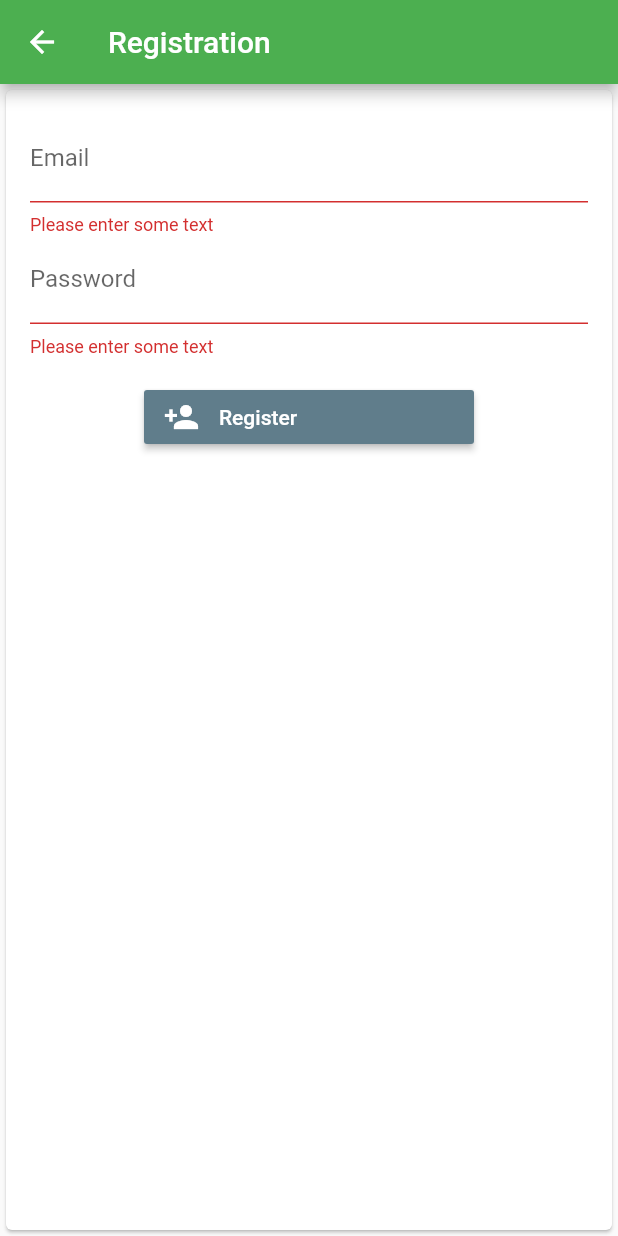
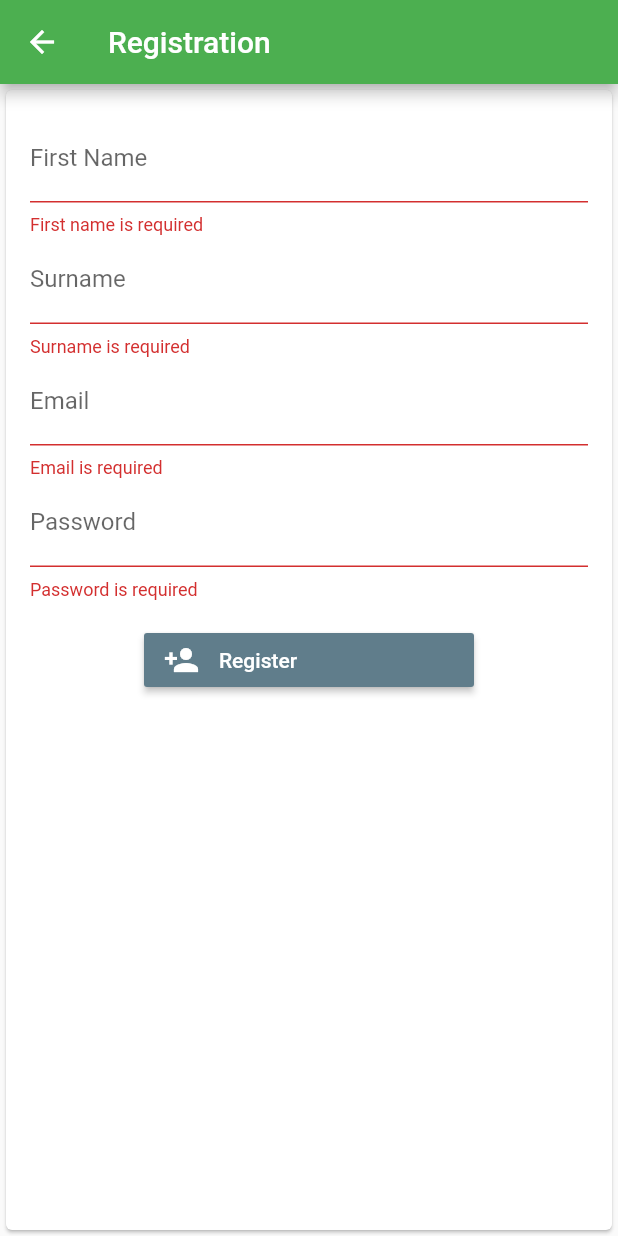
Before and after one commit to topogibra/l5_iot, a Flutter app: the RegisterPage screen opened directly, after a tap on "Register", on a phone screen of 412 x 824 dp. Run offline on Flutter 3.47's test engine with Material 2 defaults, Android fonts, the phone set to English and light mode, and no system bars; our stand-ins replace firebase_auth, firebase_core, flutter_signin_button; accounts and stored records are empty.

Commit message:
Add register

```diff
--- /dev/null
+++ b/lib/model/user.dart
@@ -0,0 +1,69 @@
+import 'dart:core';
+
+import 'package:firebase_auth/firebase_auth.dart';
+
+class ErrorMessage {
+  String message;
+  bool error;
+  ErrorMessage({required this.message, required this.error});
+}
+
+class UserModel {
+  static late String name, surname, email, uuid;
+  static final UserModel _singleton = UserModel._internal();
+
+  static bool authenticated = false;
+
+  factory UserModel() {
+    return _singleton;
+  }
+
+  static update(String name, String surname, String email, String uuid) {
+    UserModel.name = name;
+    UserModel.surname = surname;
+    UserModel.email = email;
+    UserModel.uuid = uuid;
+    UserModel.authenticated = true;
+  }
+
+  static Future<ErrorMessage> register(
+      String name, String surname, String email, String password) async {
+    ErrorMessage result = ErrorMessage(message: "", error: false);
+    final FirebaseAuth _auth = FirebaseAuth.instance;
+    try {
+      final UserCredential userCredential = (await _auth
+          .createUserWithEmailAndPassword(email: email, password: password));
+      User? user = userCredential.user;
+      await user!.updateDisplayName(name + " " + surname);
+      user = _auth.currentUser;
+      List<String> userName = user!.displayName!.split(" ");
+      UserModel.name = userName[0];
+      UserModel.surname = userName[1];
+      UserModel.email = user.email!;
+      UserModel.uuid = user.uid;
+      UserModel.authenticated = true;
+      result.message = "Successfully registered $email";
+    } on FirebaseAuthException catch (e) {
+      result.error = true;
+      if (e.code == "weak-password") {
+        result.message = "Password weak";
+      } else if (e.code == "email-already-in-use") {
+        result.message = "There is an account for this email";
+      }
+    } catch (e) {
+      print(e);
+      await _auth.currentUser?.delete();
+    }
+    return result;
+  }
+
+  static reset() {
+    UserModel.name = "";
+    UserModel.surname = "";
+    UserModel.email = "";
+    UserModel.uuid = "";
+    UserModel.authenticated = false;
+  }
+
+  UserModel._internal();
+}
--- a/lib/pages/registerPage.dart
+++ b/lib/pages/registerPage.dart
@@ -6,8 +6,7 @@
 import 'package:flutter/material.dart';
 import 'package:firebase_auth/firebase_auth.dart';
 import 'package:flutter_signin_button/button_builder.dart';
-
-final FirebaseAuth _auth = FirebaseAuth.instance;
+import 'package:l5_iot/model/user.dart';
 
 /// Entrypoint example for registering via Email/Password.
 class RegisterPage extends StatefulWidget {
@@ -20,11 +19,11 @@ class RegisterPage extends StatefulWidget {
 
 class _RegisterPageState extends State<RegisterPage> {
   final GlobalKey<FormState> _formKey = GlobalKey<FormState>();
+  final TextEditingController _firstNameController = TextEditingController();
+  final TextEditingController _surnameController = TextEditingController();
   final TextEditingController _emailController = TextEditingController();
   final TextEditingController _passwordController = TextEditingController();
-
-  bool? _success;
-  String _userEmail = '';
+  ErrorMessage _errorMessage = ErrorMessage(message: "", error: false);
 
   @override
   Widget build(BuildContext context) {
@@ -41,11 +40,31 @@ class _RegisterPageState extends State<RegisterPage> {
               crossAxisAlignment: CrossAxisAlignment.start,
               children: <Widget>[
                 TextFormField(
+                  controller: _firstNameController,
+                  decoration: const InputDecoration(labelText: 'First Name'),
+                  validator: (String? value) {
+                    if (value!.isEmpty) {
+                      return 'First name is required';
+                    }
+                    return null;
+                  },
+                ),
+                TextFormField(
+                  controller: _surnameController,
+                  decoration: const InputDecoration(labelText: 'Surname'),
+                  validator: (String? value) {
+                    if (value!.isEmpty) {
+                      return 'Surname is required';
+                    }
+                    return null;
+                  },
+                ),
+                TextFormField(
                   controller: _emailController,
                   decoration: const InputDecoration(labelText: 'Email'),
                   validator: (String? value) {
                     if (value!.isEmpty) {
-                      return 'Please enter some text';
+                      return 'Email is required';
                     }
                     return null;
                   },
@@ -55,7 +74,7 @@ class _RegisterPageState extends State<RegisterPage> {
                   decoration: const InputDecoration(labelText: 'Password'),
                   validator: (String? value) {
                     if (value == null || value.isEmpty) {
-                      return 'Please enter some text';
+                      return 'Password is required';
                     }
                     return null;
                   },
@@ -78,11 +97,12 @@ class _RegisterPageState extends State<RegisterPage> {
                 Container(
                   alignment: Alignment.center,
                   child: Text(
-                    _success == null
-                        ? ''
-                        : (_success!
-                            ? 'Successfully registered $_userEmail'
-                            : 'Registration failed'),
+                    _errorMessage.message,
+                    style: _errorMessage.error
+                        ? TextStyle(
+                            color: Colors.red,
+                            decoration: TextDecoration.underline)
+                        : TextStyle(color: Colors.black)
                   ),
                 )
               ],
@@ -98,23 +118,21 @@ class _RegisterPageState extends State<RegisterPage> {
     // Clean up the controller when the Widget is disposed
     _emailController.dispose();
     _passwordController.dispose();
+    _firstNameController.dispose();
+    _surnameController.dispose();
     super.dispose();
   }
 
   // Example code for registration.
   Future<void> _register() async {
-    final User? user = (await _auth.createUserWithEmailAndPassword(
-      email: _emailController.text,
-      password: _passwordController.text,
-    ))
-        .user;
-    if (user != null) {
-      setState(() {
-        _success = true;
-        _userEmail = user.email ?? '';
-      });
-    } else {
-      _success = false;
-    }
+    ErrorMessage errorMessage = await UserModel.register(
+        _firstNameController.text,
+        _surnameController.text,
+        _emailController.text,
+        _passwordController.text);
+
+    setState(() {
+      _errorMessage = errorMessage;
+    });
   }
 }
```
Also changed, not shown: lib/pages/homepage.dart (+8 -1 lines), firebase.json, lib/firebase_options.dart.
